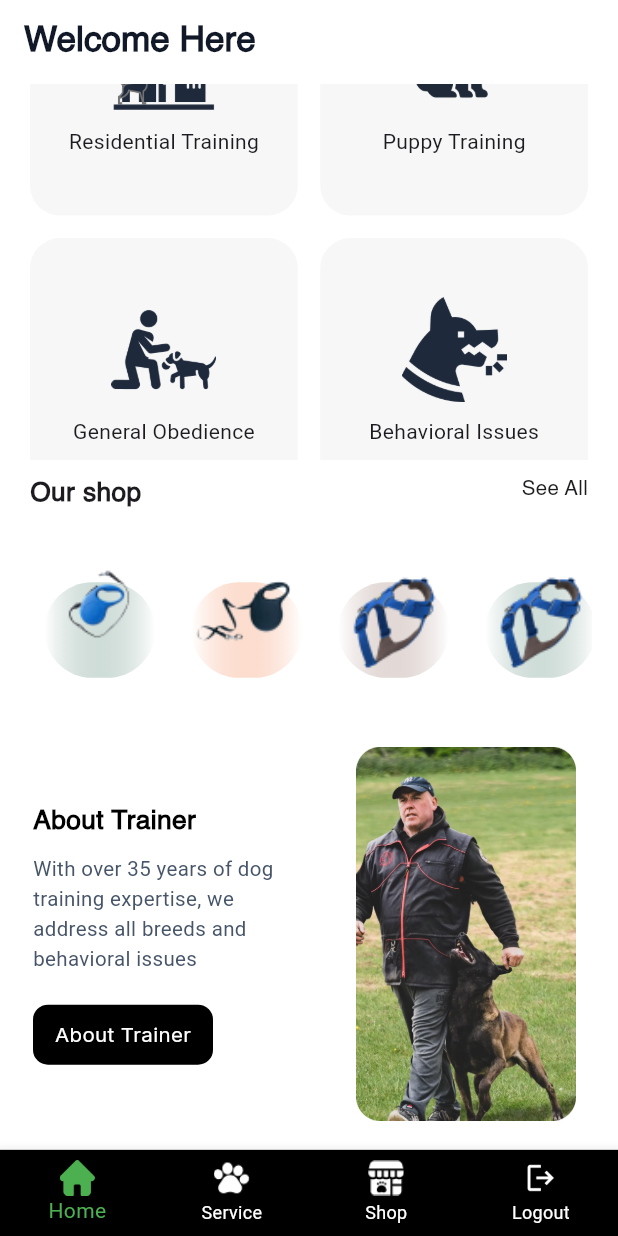
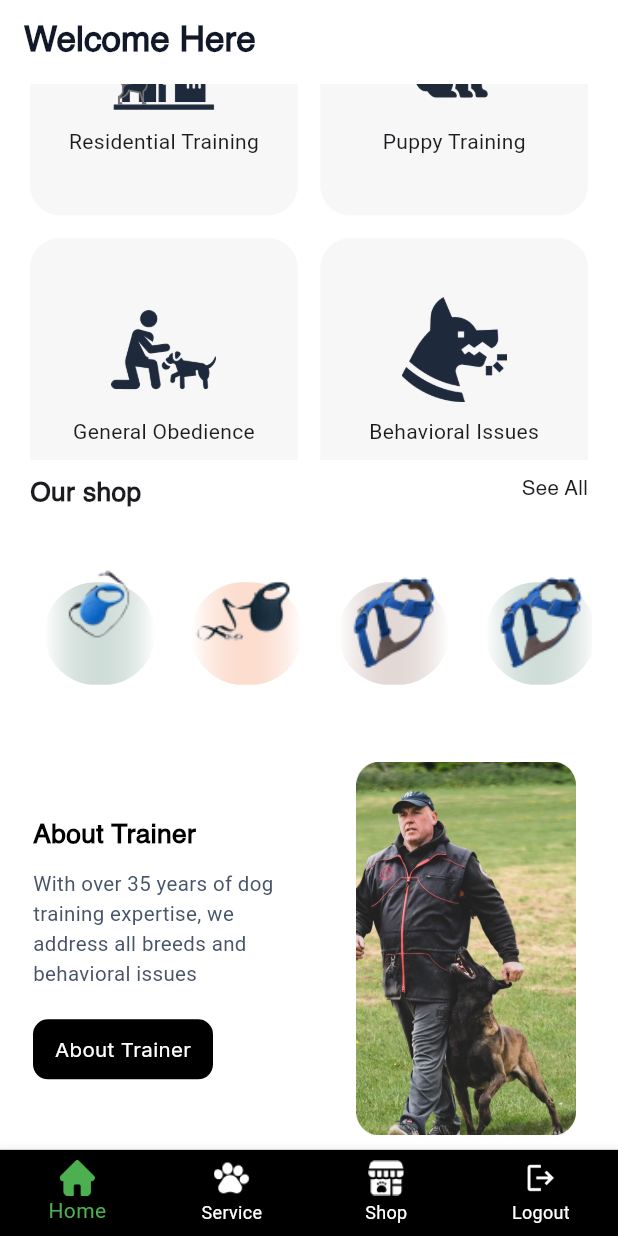
Before and after one commit to jamal-101/mikeymac1, a Flutter app: the screen it shows once a user with an empty profile is signed in, scrolled down 487 dp, on a phone screen of 412 x 824 dp. Run offline on Flutter 3.47's test engine with Material 3 defaults, Android fonts, the phone set to English and light mode, and no system bars; our stand-ins replace cloud_firestore, firebase_auth, firebase_core, flutter_easyloading, flutter_screenutil, get and 1 more; accounts and stored records are empty; Roboto replaces fonts that are missing (Helvetic).

Commit message:
container size

```diff
--- a/lib/future/home/screen/home_screen.dart
+++ b/lib/future/home/screen/home_screen.dart
@@ -206,7 +206,7 @@ class HomeScreen extends StatelessWidget {
                           Padding(
                             padding: EdgeInsets.symmetric(horizontal: 18.h, vertical: 30.h),
                             child: SizedBox(
-                              height: 100.h,
+                              height: 110.h,
                                 child: CustomShop()),
                           ),
                           Padding(
```
